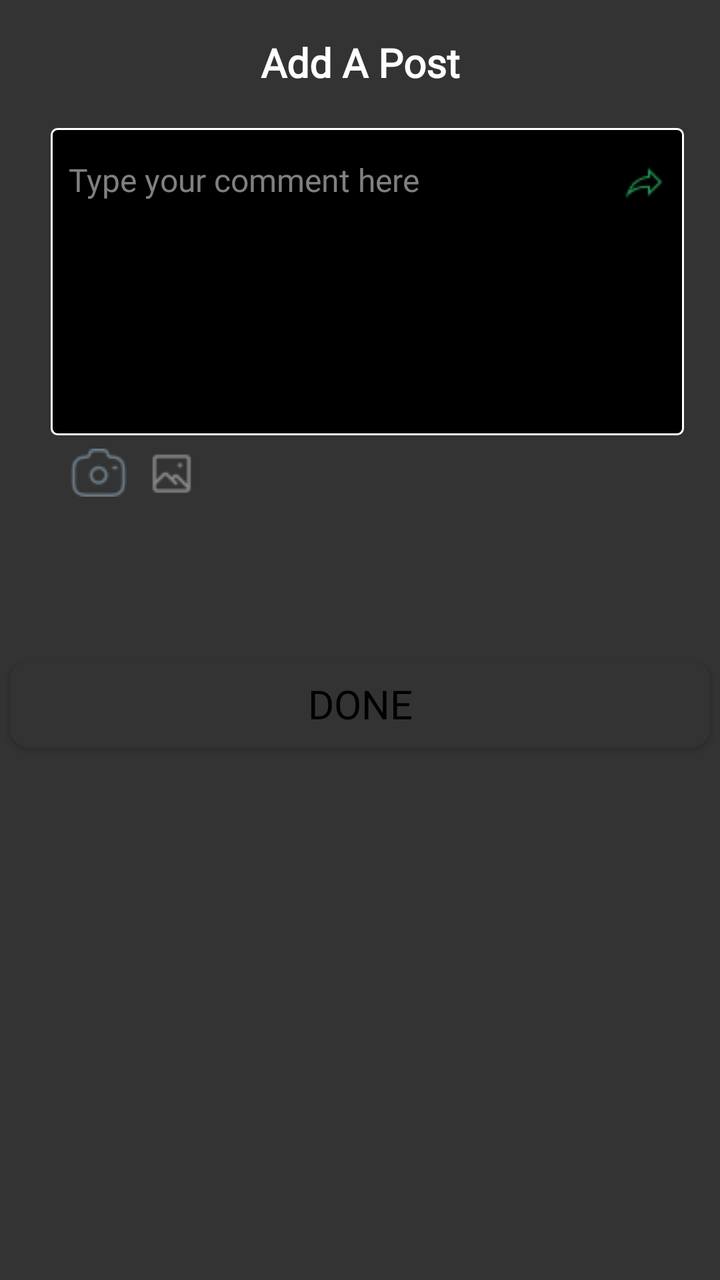
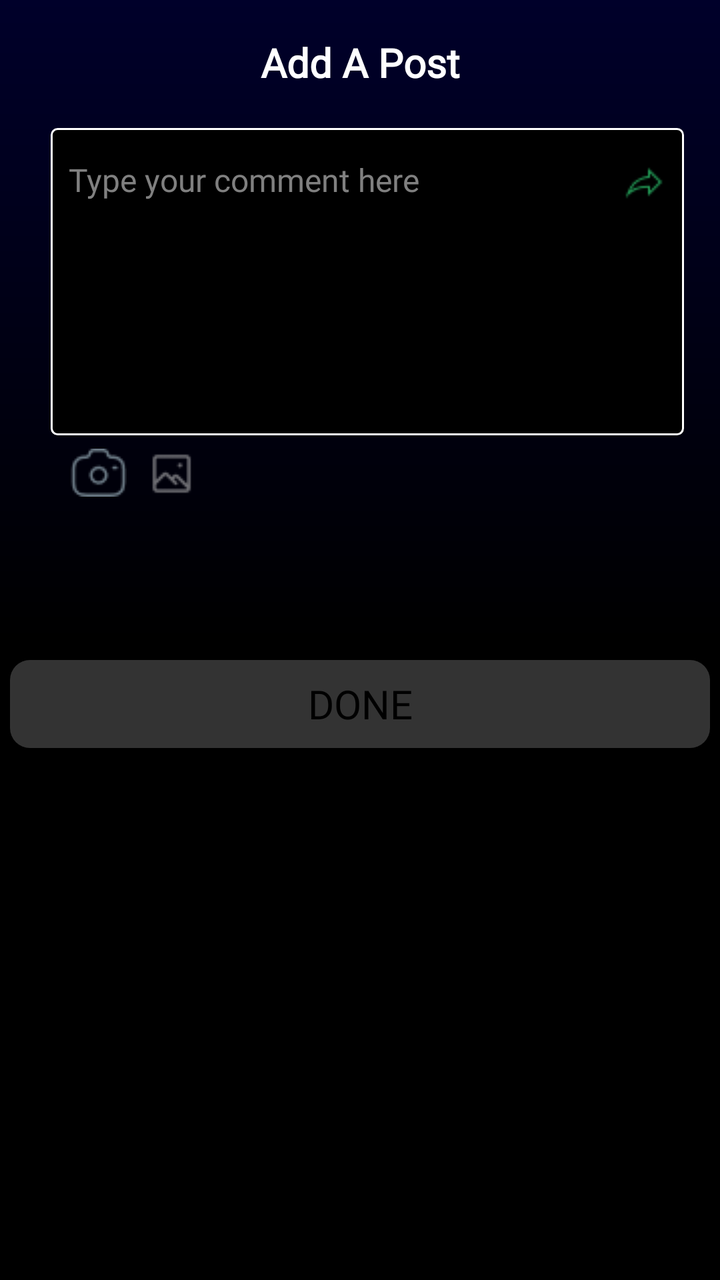

An Android layout rendered at two revisions. The XML below is the earlier revision; the diff shows what the commit changed to produce the second picture.
<!-- AndroidManifest.xml: application theme Theme.Pruvve -->
<!-- res/layout/activity_cutom_gallery.xml -->
<?xml version="1.0" encoding="utf-8"?>
<androidx.constraintlayout.widget.ConstraintLayout xmlns:android="http://schemas.android.com/apk/res/android"
    xmlns:app="http://schemas.android.com/apk/res-auto"
    xmlns:tools="http://schemas.android.com/tools"
    android:id="@+id/clGallery"
    android:layout_width="match_parent"
    android:layout_height="match_parent"
    android:background="@color/dark_gray"
    tools:context=".CustomGallery">

        <TextView
            android:layout_width="match_parent"
            android:layout_height="wrap_content"
            android:fontFamily="@font/my_exo"
            android:gravity="center"
            android:text="Add A Post"
            android:textColor="@color/white"
            android:textSize="20sp"
            android:textStyle="bold"
            app:layout_constraintEnd_toEndOf="parent"
            app:layout_constraintStart_toStartOf="parent"
            app:layout_constraintTop_toTopOf="@+id/guideline336"
            tools:ignore="HardcodedText" />

        <LinearLayout
            android:layout_width="0dp"
            android:layout_height="0dp"
            android:background="@drawable/search_background4"
            android:orientation="horizontal"
            app:layout_constraintBottom_toTopOf="@+id/guideline331"
            app:layout_constraintEnd_toStartOf="@+id/guideline328"
            app:layout_constraintStart_toStartOf="@+id/guideline329"
            app:layout_constraintTop_toTopOf="@+id/guideline321">

                <EditText
                    android:id="@+id/etAddMediaCaption"
                    android:layout_width="match_parent"
                    android:layout_height="match_parent"
                    android:layout_margin="5dp"
                    android:layout_weight="1"
                    android:autofillHints="none"
                    android:fontFamily="@font/my_exo"
                    android:gravity="start"
                    android:hint="Type your comment here"
                    android:inputType="text"
                    android:textColor="@color/white"
                    android:textColorHint="@color/gray"
                    android:textSize="16sp"
                    tools:ignore="HardcodedText" />

                <ImageView
                    android:layout_width="match_parent"
                    android:layout_height="wrap_content"
                    android:layout_marginTop="15dp"
                    android:layout_marginEnd="5dp"
                    android:layout_weight="8"
                    android:src="@drawable/send_icon"
                    tools:ignore="ContentDescription" />

        </LinearLayout>

        <LinearLayout
            android:id="@+id/linearLayout12"
            android:layout_width="0dp"
            android:layout_height="wrap_content"
            android:layout_margin="5dp"
            android:orientation="horizontal"
            app:layout_constraintBottom_toTopOf="@+id/guideline337"
            app:layout_constraintEnd_toStartOf="@+id/guideline328"
            app:layout_constraintStart_toStartOf="@+id/guideline329"
            app:layout_constraintTop_toTopOf="@+id/guideline331">

                <ImageView
                    android:id="@+id/imvOpenCamera"
                    android:layout_width="wrap_content"
                    android:layout_height="wrap_content"
                    android:layout_margin="5dp"
                    android:src="@drawable/camera_icon"
                    tools:ignore="ContentDescription" />

                <ImageView
                    android:id="@+id/imvOpenGallery"
                    android:layout_width="wrap_content"
                    android:layout_height="wrap_content"
                    android:layout_margin="5dp"
                    android:layout_marginBottom="5dp"
                    android:src="@drawable/gallery_icon"
                    tools:ignore="ContentDescription" />

        </LinearLayout>

        <LinearLayout
            android:layout_width="0dp"
            android:layout_height="0dp"
            android:layout_marginTop="5dp"
            android:layout_marginBottom="5dp"
            android:layout_marginStart="2dp"
            android:orientation="horizontal"
            app:layout_constraintBottom_toTopOf="@+id/guideline338"
            app:layout_constraintEnd_toStartOf="@+id/guideline328"
            app:layout_constraintStart_toStartOf="@+id/guideline329"
            app:layout_constraintTop_toTopOf="@+id/guideline337">

                <ImageView
                    android:id="@+id/wvGalleryPic1"
                    android:layout_width="match_parent"
                    android:layout_height="match_parent"
                    android:layout_marginTop="5dp"
                    android:layout_marginBottom="5dp"
                    android:layout_marginEnd="5dp"
                    android:layout_weight="1"
                    tools:ignore="ContentDescription" />

                <ImageView
                    android:id="@+id/wvGalleryPic2"
                    android:layout_width="match_parent"
                    android:layout_height="match_parent"
                    android:layout_margin="5dp"
                    android:layout_weight="1"
                    tools:ignore="ContentDescription" />

                <ImageView
                    android:id="@+id/wvGalleryPic3"
                    android:layout_width="match_parent"
                    android:layout_height="match_parent"
                    android:layout_margin="5dp"
                    android:layout_weight="1"
                    tools:ignore="ContentDescription" />

                <ImageView
                    android:id="@+id/wvGalleryPic4"
                    android:layout_width="match_parent"
                    android:layout_height="match_parent"
                    android:layout_margin="5dp"
                    android:layout_weight="1"
                    tools:ignore="ContentDescription" />

                <ImageView
                    android:id="@+id/wvGalleryPic5"
                    android:layout_width="match_parent"
                    android:layout_height="match_parent"
                    android:layout_marginTop="5dp"
                    android:layout_marginBottom="5dp"
                    android:layout_marginStart="5dp"
                    android:layout_weight="1"
                    tools:ignore="ContentDescription" />

        </LinearLayout>


        <Button
            android:id="@+id/btnAddMedia"
            android:layout_width="350dp"
            android:layout_height="0dp"
            android:layout_margin="10dp"
            android:background="@drawable/disabled_button"
            android:fontFamily="@font/poppins_bold"
            android:text="Done"
            android:textColor="@color/black"
            android:textSize="20sp"
            app:layout_constraintBottom_toTopOf="@+id/guideline320"
            app:layout_constraintEnd_toEndOf="parent"
            app:layout_constraintHorizontal_bias="0.491"
            app:layout_constraintStart_toStartOf="parent"
            app:layout_constraintTop_toTopOf="@+id/guideline338"
            app:layout_constraintVertical_bias="0.0"
            tools:ignore="HardcodedText" />

        <androidx.constraintlayout.widget.Guideline
            android:id="@+id/guideline318"
            android:layout_width="wrap_content"
            android:layout_height="wrap_content"
            android:orientation="vertical"
            app:layout_constraintGuide_percent="0.85" />

        <androidx.constraintlayout.widget.Guideline
            android:id="@+id/guideline319"
            android:layout_width="wrap_content"
            android:layout_height="wrap_content"
            android:orientation="vertical"
            app:layout_constraintGuide_percent="0.12" />

        <androidx.constraintlayout.widget.Guideline
            android:id="@+id/guideline320"
            android:layout_width="wrap_content"
            android:layout_height="wrap_content"
            android:orientation="horizontal"
            app:layout_constraintGuide_percent="0.6" />

        <androidx.constraintlayout.widget.Guideline
            android:id="@+id/guideline321"
            android:layout_width="wrap_content"
            android:layout_height="wrap_content"
            android:orientation="horizontal"
            app:layout_constraintGuide_percent="0.1" />

        <androidx.constraintlayout.widget.Guideline
            android:id="@+id/guideline328"
            android:layout_width="wrap_content"
            android:layout_height="wrap_content"
            android:orientation="vertical"
            app:layout_constraintGuide_percent="0.95" />

        <androidx.constraintlayout.widget.Guideline
            android:id="@+id/guideline329"
            android:layout_width="wrap_content"
            android:layout_height="wrap_content"
            android:orientation="vertical"
            app:layout_constraintGuide_percent="0.07" />

        <androidx.constraintlayout.widget.Guideline
            android:id="@+id/guideline331"
            android:layout_width="wrap_content"
            android:layout_height="wrap_content"
            android:orientation="horizontal"
            app:layout_constraintGuide_percent="0.34" />

        <androidx.constraintlayout.widget.Guideline
            android:id="@+id/guideline336"
            android:layout_width="wrap_content"
            android:layout_height="wrap_content"
            android:orientation="horizontal"
            app:layout_constraintGuide_percent="0.027359782" />

        <androidx.constraintlayout.widget.Guideline
            android:id="@+id/guideline337"
            android:layout_width="wrap_content"
            android:layout_height="wrap_content"
            android:orientation="horizontal"
            app:layout_constraintGuide_percent="0.4" />

        <androidx.constraintlayout.widget.Guideline
            android:id="@+id/guideline338"
            android:layout_width="wrap_content"
            android:layout_height="wrap_content"
            android:orientation="horizontal"
            app:layout_constraintGuide_percent="0.5" />
</androidx.constraintlayout.widget.ConstraintLayout>
<!-- resources referenced by this layout -->
<resources>
  <color name="black">#FF000000</color>
  <color name="dark_gray">#333333</color>
  <color name="gray">#808080</color>
  <color name="white">#FFFFFFFF</color>
  <!-- drawable camera_icon: png bitmap (drawable, 905 bytes) -->
  <!-- drawable disabled_button (drawable) -->
  <?xml version="1.0" encoding="utf-8"?>
  <shape
      xmlns:android="http://schemas.android.com/apk/res/android"
      android:shape="rectangle">
      <solid
          android:color="@color/dark_gray"/>
      <corners
          android:radius="10dp"/>
  </shape>
  <!-- drawable gallery_icon: png bitmap (drawable, 413 bytes) -->
  <!-- drawable search_background4 (drawable) -->
  <?xml version="1.0" encoding="utf-8"?>
  <shape xmlns:android="http://schemas.android.com/apk/res/android"
      android:shape="rectangle">
      <corners android:radius="3dp"/>
      <stroke android:width="1dp"
          android:color="@color/white"/>
      <solid
          android:color="@color/black"/>
  </shape>
  <!-- drawable send_icon: png bitmap (drawable, 459 bytes) -->
  <style name="Theme.Pruvve" parent="Theme.AppCompat.DayNight.DarkActionBar" />
</resources>

<!-- the commit's change to res/layout/activity_cutom_gallery.xml (unified diff, before → after) -->
@@ -5,7 +5,7 @@
     android:id="@+id/clGallery"
     android:layout_width="match_parent"
     android:layout_height="match_parent"
-    android:background="@color/dark_gray"
+    android:background="@drawable/pitch_background"
     tools:context=".CustomGallery">
 
         <TextView
@@ -89,64 +89,18 @@
 
         </LinearLayout>
 
-        <LinearLayout
-            android:layout_width="0dp"
+        <ImageView
+            android:id="@+id/wvGalleryPic1"
+            android:layout_width="100dp"
             android:layout_height="0dp"
             android:layout_marginTop="5dp"
             android:layout_marginBottom="5dp"
-            android:layout_marginStart="2dp"
-            android:orientation="horizontal"
+            android:layout_weight="1"
+            android:scaleType="centerCrop"
             app:layout_constraintBottom_toTopOf="@+id/guideline338"
-            app:layout_constraintEnd_toStartOf="@+id/guideline328"
             app:layout_constraintStart_toStartOf="@+id/guideline329"
-            app:layout_constraintTop_toTopOf="@+id/guideline337">
-
-                <ImageView
-                    android:id="@+id/wvGalleryPic1"
-                    android:layout_width="match_parent"
-                    android:layout_height="match_parent"
-                    android:layout_marginTop="5dp"
-                    android:layout_marginBottom="5dp"
-                    android:layout_marginEnd="5dp"
-                    android:layout_weight="1"
-                    tools:ignore="ContentDescription" />
-
-                <ImageView
-                    android:id="@+id/wvGalleryPic2"
-                    android:layout_width="match_parent"
-                    android:layout_height="match_parent"
-                    android:layout_margin="5dp"
-                    android:layout_weight="1"
-                    tools:ignore="ContentDescription" />
-
-                <ImageView
-                    android:id="@+id/wvGalleryPic3"
-                    android:layout_width="match_parent"
-                    android:layout_height="match_parent"
-                    android:layout_margin="5dp"
-                    android:layout_weight="1"
-                    tools:ignore="ContentDescription" />
-
-                <ImageView
-                    android:id="@+id/wvGalleryPic4"
-                    android:layout_width="match_parent"
-                    android:layout_height="match_parent"
-                    android:layout_margin="5dp"
-                    android:layout_weight="1"
-                    tools:ignore="ContentDescription" />
-
-                <ImageView
-                    android:id="@+id/wvGalleryPic5"
-                    android:layout_width="match_parent"
-                    android:layout_height="match_parent"
-                    android:layout_marginTop="5dp"
-                    android:layout_marginBottom="5dp"
-                    android:layout_marginStart="5dp"
-                    android:layout_weight="1"
-                    tools:ignore="ContentDescription" />
-
-        </LinearLayout>
-
+            app:layout_constraintTop_toTopOf="@+id/guideline337"
+            tools:ignore="ContentDescription" />
 
         <Button
             android:id="@+id/btnAddMedia"
<!-- resource entries referenced after the edit -->
@@ -16,6 +16,18 @@
           android:radius="10dp"/>
   </shape>
   <!-- drawable gallery_icon: png bitmap (drawable, 413 bytes) -->
+  <!-- drawable pitch_background (drawable) -->
+  <?xml version="1.0" encoding="utf-8"?>
+  <shape
+      xmlns:android="http://schemas.android.com/apk/res/android"
+      android:shape="rectangle">
+      <gradient android:startColor="@color/black"
+          android:endColor="#00002A"
+          android:angle="90"
+          android:type="linear"
+          android:centerColor="@color/black"/>
+  
+  </shape>
   <!-- drawable search_background4 (drawable) -->
   <?xml version="1.0" encoding="utf-8"?>
   <shape xmlns:android="http://schemas.android.com/apk/res/android"
